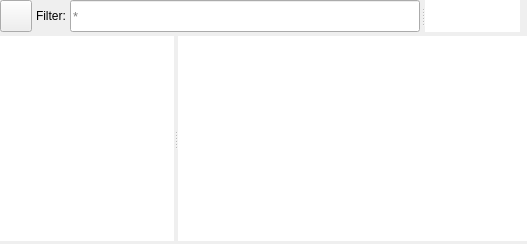
First picture: the form in src/conan_app_launcher/ui/views/package_explorer/package_explorer.ui, repository goszpeti/conan_explorer, before the edit.
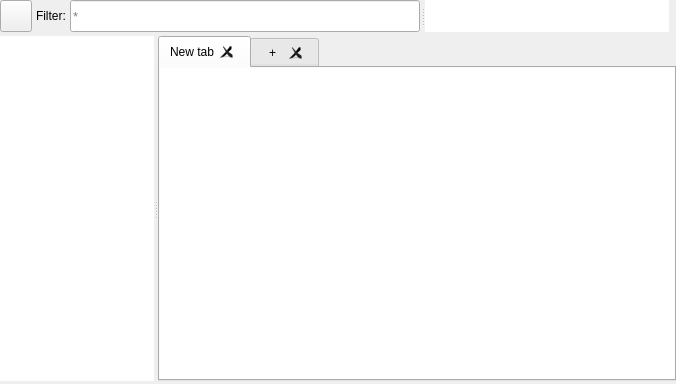
Second picture: the form after the edit.

Commit message: Prototype tabs for Local Package Explorer

The edit to the form file:
```diff
--- a/src/conan_app_launcher/ui/views/package_explorer/package_explorer.ui
+++ b/src/conan_app_launcher/ui/views/package_explorer/package_explorer.ui
@@ -6,8 +6,8 @@
    <rect>
     <x>0</x>
     <y>0</y>
-    <width>527</width>
-    <height>244</height>
+    <width>676</width>
+    <height>384</height>
    </rect>
   </property>
   <property name="windowTitle">
@@ -248,6 +248,61 @@
        <bool>true</bool>
       </attribute>
      </widget>
+     <widget class="QTabWidget" name="package_tab_widget">
+      <property name="sizePolicy">
+       <sizepolicy hsizetype="Preferred" vsizetype="Preferred">
+        <horstretch>2</horstretch>
+        <verstretch>0</verstretch>
+       </sizepolicy>
+      </property>
+      <property name="minimumSize">
+       <size>
+        <width>0</width>
+        <height>0</height>
+       </size>
+      </property>
+      <property name="currentIndex">
+       <number>0</number>
+      </property>
+      <property name="documentMode">
+       <bool>false</bool>
+      </property>
+      <property name="tabsClosable">
+       <bool>true</bool>
+      </property>
+      <property name="movable">
+       <bool>false</bool>
+      </property>
+      <property name="tabBarAutoHide">
+       <bool>false</bool>
+      </property>
+      <widget class="QWidget" name="tab">
+       <property name="sizePolicy">
+        <sizepolicy hsizetype="Preferred" vsizetype="MinimumExpanding">
+         <horstretch>2</horstretch>
+         <verstretch>0</verstretch>
+        </sizepolicy>
+       </property>
+       <attribute name="title">
+        <string>New tab</string>
+       </attribute>
+       <layout class="QHBoxLayout" name="horizontalLayout">
+        <property name="spacing">
+         <number>0</number>
+        </property>
+        <property name="leftMargin">
+         <number>0</number>
+        </property>
+        <property name="topMargin">
+         <number>0</number>
+        </property>
+        <property name="rightMargin">
+         <number>0</number>
+        </property>
+        <property name="bottomMargin">
+         <number>0</number>
+        </property>
+        <item>
      <widget class="QTreeView" name="package_file_view">
       <property name="sizePolicy">
        <sizepolicy hsizetype="Preferred" vsizetype="Expanding">
@@ -294,6 +349,15 @@
       <property name="animated">
        <bool>true</bool>
       </property>
+         </widget>
+        </item>
+       </layout>
+      </widget>
+      <widget class="QWidget" name="add_new_tab_tab">
+       <attribute name="title">
+        <string>  +  </string>
+       </attribute>
+      </widget>
      </widget>
     </widget>
    </item>
```
Lines whose indentation alone changed are shown as unchanged. The commit also changes 7 other files.
